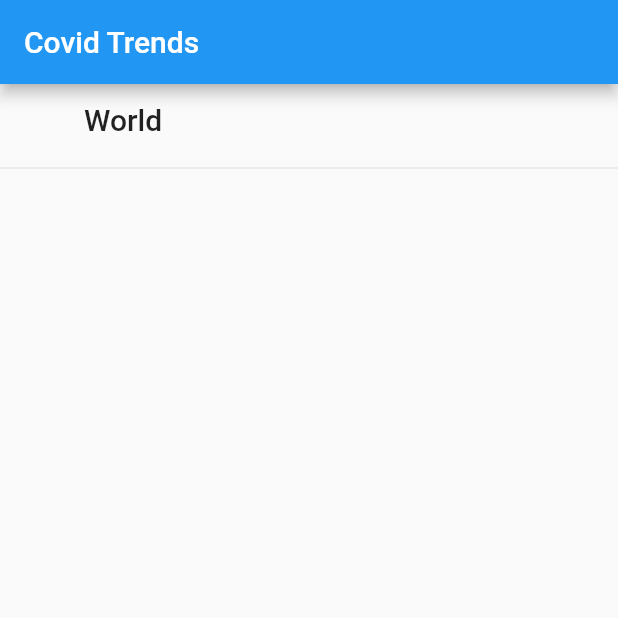
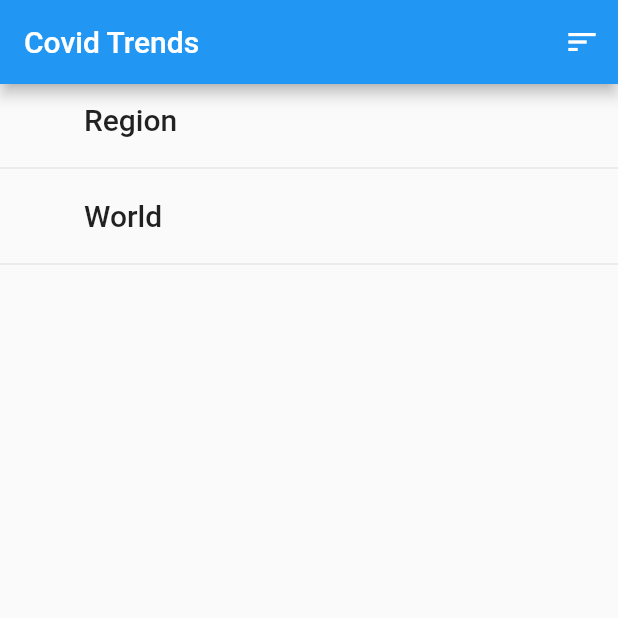
Before and after one commit to steveroe317/covid_trends, a Flutter app: the screen it shows after launch, on a phone screen of 412 x 824 dp, the top half of it. Run offline on Flutter 3.47's test engine with Material 2 defaults, Android fonts, the phone set to English and light mode, and no system bars; our stand-ins replace charts_flutter, cloud_firestore, firebase_core; accounts and stored records are empty.

Commit message:
Added sort by region name or region metrics.
Also updated ios provisioning profile.

```diff
--- a/lib/models/admin_entity.dart
+++ b/lib/models/admin_entity.dart
@@ -97,6 +97,13 @@ class AdminEntity {
     return _childIndex.containsKey(name);
   }
 
+  List<String> childMetricNames() {
+    if (_childIndex.isNotEmpty) {
+      return List<String>.from(_childIndex.values.first._sortKeys.keys);
+    }
+    return List<String>.empty();
+  }
+
   List<String> childNames({String sortBy = '', bool sortUp = true}) {
     var names = List<String>.from(_childIndex.keys);
 
@@ -115,6 +122,16 @@ class AdminEntity {
     });
 
     return names;
+  }
+
+  int childSortMetricValue(String childName, String sortMetric) {
+    if (!_childIndex.containsKey(childName)) {
+      return 0;
+    }
+    if (!_childIndex[childName].sortKeys.containsKey(sortMetric)) {
+      return 0;
+    }
+    return _childIndex[childName].sortKeys[sortMetric];
   }
 
   bool childHasChildren(String name) {
--- a/lib/models/covid_entities_page_model.dart
+++ b/lib/models/covid_entities_page_model.dart
@@ -3,7 +3,7 @@ import 'package:flutter/foundation.dart';
 class CovidEntitiesPageModel with ChangeNotifier {
   CovidEntitiesPageModel(this._path);
   List<String> _path;
-  String sortKey = 'Name';
+  String _sortMetric = 'Name';
 
   List<String> path() {
     return List<String>.from(_path);
@@ -13,4 +13,11 @@ class CovidEntitiesPageModel with ChangeNotifier {
     _path = List<String>.from(path);
     notifyListeners();
   }
+
+  String get sortMetric => _sortMetric;
+
+  set sortMetric(value) {
+    _sortMetric = value;
+    notifyListeners();
+  }
 }
--- a/lib/models/covid_timeseries_model.dart
+++ b/lib/models/covid_timeseries_model.dart
@@ -89,4 +89,22 @@ class CovidTimeseriesModel with ChangeNotifier {
       return List<String>.empty();
     }
   }
+
+  int entitySortMetric(List<String> path, String sortMetric) {
+    if (path.length < 2) {
+      return 0;
+    }
+
+    var parentPath = path.sublist(0, path.length - 1);
+    var entity = _findEntity(parentPath, null);
+    if (entity == null) {
+      return 0;
+    }
+
+    return entity.childSortMetricValue(path.last, sortMetric);
+  }
+
+  List<String> sortMetrics() {
+    return _rootEntity.childMetricNames();
+  }
 }
--- a/lib/widgets/covid_entities_page.dart
+++ b/lib/widgets/covid_entities_page.dart
@@ -1,10 +1,19 @@
 import 'package:flutter/foundation.dart';
 import 'package:flutter/material.dart';
+import 'package:intl/intl.dart';
 import 'package:provider/provider.dart';
 
 import '../models/covid_entities_page_model.dart';
 import '../models/covid_timeseries_model.dart';
 import 'simple_chart_page.dart';
+
+enum _CovidEntityListItemDepth { root, stem, leaf }
+
+class _CovidEntityListConsts {
+  static const buttonWidth = 200.0;
+  static const metricWidth = 120.0;
+  static const noMetricName = 'Name';
+}
 
 class CovidEntitiesPage extends StatefulWidget {
   CovidEntitiesPage({Key key, this.title}) : super(key: key);
@@ -20,9 +29,35 @@ class _CovidEntitiesPageState extends State<CovidEntitiesPage> {
     return Scaffold(
       appBar: AppBar(
         title: Text(widget.title),
+        actions: [buildSortPopupMenuButton(context)],
       ),
       body: CovidEntityList(),
     );
+  }
+
+  PopupMenuButton<String> buildSortPopupMenuButton(BuildContext context) {
+    return PopupMenuButton<String>(
+        icon: const Icon(Icons.sort),
+        tooltip: 'Sort By',
+        onSelected: (String sortMetric) {
+          var pageModel =
+              Provider.of<CovidEntitiesPageModel>(context, listen: false);
+          pageModel.sortMetric = sortMetric;
+        },
+        itemBuilder: (BuildContext context) {
+          var timeseriesModel =
+              Provider.of<CovidTimeseriesModel>(context, listen: false);
+          var metricNames = timeseriesModel.sortMetrics();
+          var pageModel =
+              Provider.of<CovidEntitiesPageModel>(context, listen: false);
+          metricNames.sort();
+          metricNames.insert(0, _CovidEntityListConsts.noMetricName);
+          return List<PopupMenuEntry<String>>.from(metricNames.map((name) =>
+              CheckedPopupMenuItem(
+                  value: name,
+                  child: Text(name),
+                  checked: name == pageModel.sortMetric)));
+        });
   }
 }
 
@@ -30,10 +65,11 @@ class CovidEntityList extends StatelessWidget {
   @override
   build(BuildContext context) {
     var timeseriesModel = Provider.of<CovidTimeseriesModel>(context);
-    var entityPathModel = Provider.of<CovidEntitiesPageModel>(context);
-    final childNames = timeseriesModel.entityChildNames(entityPathModel.path(),
-        sortBy: 'Confirmed 7-Day', sortUp: false);
-    final currentPath = entityPathModel.path();
+    var pageModel = Provider.of<CovidEntitiesPageModel>(context);
+    final childNames = timeseriesModel.entityChildNames(pageModel.path(),
+        sortBy: pageModel.sortMetric, sortUp: false);
+    final currentPath = pageModel.path();
+    final numberFormatter = NumberFormat('#,###');
 
     List<Widget> entityList = [];
 
@@ -42,8 +78,8 @@ class CovidEntityList extends StatelessWidget {
       var depth = (index == 0)
           ? _CovidEntityListItemDepth.root
           : _CovidEntityListItemDepth.stem;
-      entityList
-          .add(EntityListItem(path, depth, entityPathModel, timeseriesModel));
+      entityList.add(EntityListItem(
+          path, depth, pageModel, timeseriesModel, numberFormatter));
     }
 
     if (currentPath.length > 0) {
@@ -53,27 +89,81 @@ class CovidEntityList extends StatelessWidget {
     entityList.addAll(List<Widget>.from(childNames.map((name) => EntityListItem(
         [...currentPath, name],
         _CovidEntityListItemDepth.leaf,
-        entityPathModel,
-        timeseriesModel))));
+        pageModel,
+        timeseriesModel,
+        numberFormatter))));
 
-    return ListView(children: entityList);
+    return Column(
+      children: [
+        Container(
+          child: EntityListHeader(pageModel),
+        ),
+        Container(child: Divider()),
+        Expanded(child: ListView(children: entityList)),
+      ],
+    );
   }
 }
 
-enum _CovidEntityListItemDepth { root, stem, leaf }
+class EntityListHeader extends StatelessWidget {
+  final CovidEntitiesPageModel _pageModel;
+
+  EntityListHeader(this._pageModel);
+
+  @override
+  build(BuildContext context) {
+    return Row(
+      mainAxisAlignment: MainAxisAlignment.start,
+      children: [
+        Opacity(
+          opacity: 0.0,
+          child: IconButton(
+            icon: Icon(Icons.expand_more),
+            onPressed: () {},
+          ),
+        ),
+        SizedBox(
+          width: _CovidEntityListConsts.buttonWidth,
+          child: TextButton(
+            onPressed: () {},
+            style: ButtonStyle(
+                foregroundColor: MaterialStateProperty.all<Color>(Colors.black),
+                alignment: AlignmentDirectional(0, 0)),
+            child: Align(
+                alignment: Alignment.centerLeft,
+                child: Text('Region',
+                    style: Theme.of(context).textTheme.headline6)),
+          ),
+        ),
+        SizedBox(
+          width: _CovidEntityListConsts.metricWidth,
+          child: Align(
+            alignment: Alignment.centerRight,
+            child: Text(
+                (_pageModel.sortMetric != _CovidEntityListConsts.noMetricName)
+                    ? _pageModel.sortMetric
+                    : ''),
+          ),
+        ),
+      ],
+    );
+  }
+}
 
 class EntityListItem extends StatelessWidget {
   final List<String> _path;
   final _CovidEntityListItemDepth _depth;
   final CovidTimeseriesModel _timeseriesModel;
-  final CovidEntitiesPageModel _entityPathModel;
+  final CovidEntitiesPageModel _pageModel;
+  final numberFormatter;
 
-  EntityListItem(
-      this._path, this._depth, this._entityPathModel, this._timeseriesModel);
+  EntityListItem(this._path, this._depth, this._pageModel,
+      this._timeseriesModel, this.numberFormatter);
 
   @override
   build(BuildContext context) {
     return Row(
+      mainAxisAlignment: MainAxisAlignment.start,
       children: [
         Opacity(
           opacity: (_depth != _CovidEntityListItemDepth.root &&
@@ -91,7 +181,9 @@ class EntityListItem extends StatelessWidget {
                       ? _openPath
                       : null),
         ),
-        TextButton(
+        SizedBox(
+          width: _CovidEntityListConsts.buttonWidth,
+          child: TextButton(
             onPressed: () {
               _timeseriesModel.loadEntity(_path);
               Navigator.push(
@@ -102,20 +194,37 @@ class EntityListItem extends StatelessWidget {
               );
             },
             style: ButtonStyle(
-                foregroundColor:
-                    MaterialStateProperty.all<Color>(Colors.black)),
-            child:
-                Text(_path.last, style: Theme.of(context).textTheme.headline6)),
+                foregroundColor: MaterialStateProperty.all<Color>(Colors.black),
+                alignment: AlignmentDirectional(0, 0)),
+            child: Align(
+                alignment: Alignment.centerLeft,
+                child: Text(_path.last,
+                    style: Theme.of(context).textTheme.headline6)),
+          ),
+        ),
+        SizedBox(
+          width: _CovidEntityListConsts.metricWidth,
+          child: Align(
+            alignment: Alignment.centerRight,
+            child: Text(_sortMetricValueString()),
+          ),
+        ),
       ],
     );
   }
 
   void _openParentPath() {
-    _entityPathModel.setPath(_path.sublist(0, _path.length - 1));
+    _pageModel.setPath(_path.sublist(0, _path.length - 1));
   }
 
   void _openPath() {
     _timeseriesModel.loadEntity(_path);
-    _entityPathModel.setPath(_path);
+    _pageModel.setPath(_path);
+  }
+
+  String _sortMetricValueString() {
+    String sortMetric = _pageModel.sortMetric;
+    var metricValue = _timeseriesModel.entitySortMetric(_path, sortMetric);
+    return (metricValue != 0) ? numberFormatter.format(metricValue) : '';
   }
 }
--- a/pubspec.yaml
+++ b/pubspec.yaml
@@ -28,6 +28,7 @@ dependencies:
   firebase_core: ^1.1.0
   cloud_firestore: ^1.0.7
   provider: ^5.0.0
+  intl: ">=0.17.0"
 
 
   # The following adds the Cupertino Icons font to your application.
```
Also changed, not shown: pubspec.lock, 2 other files.
